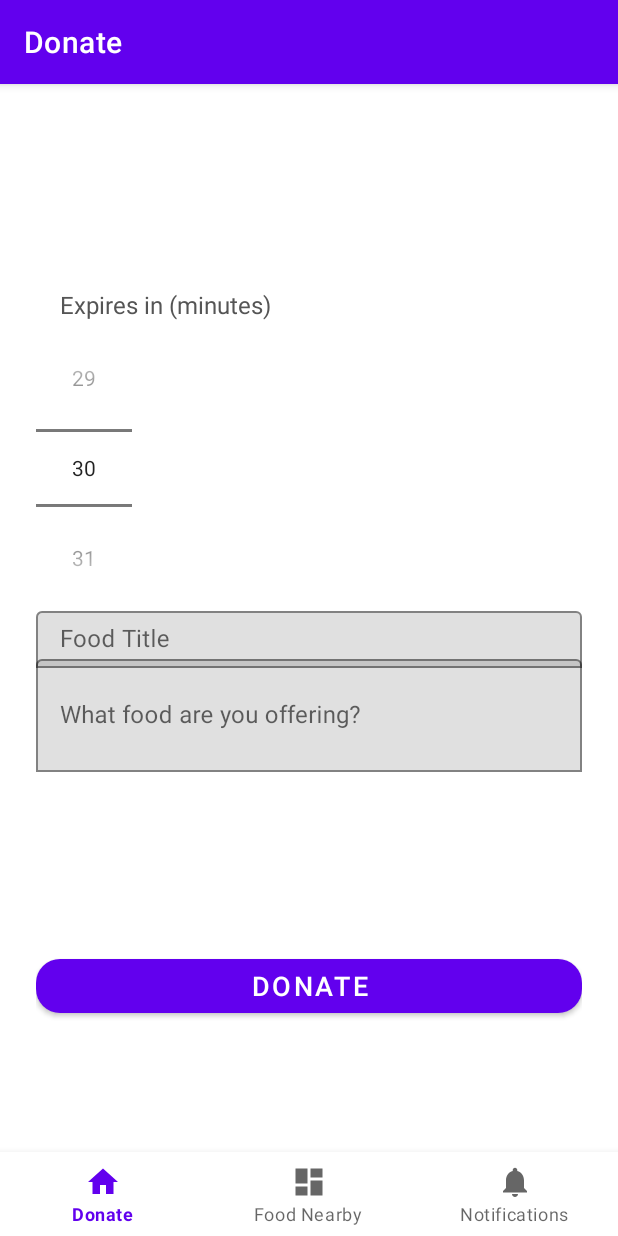
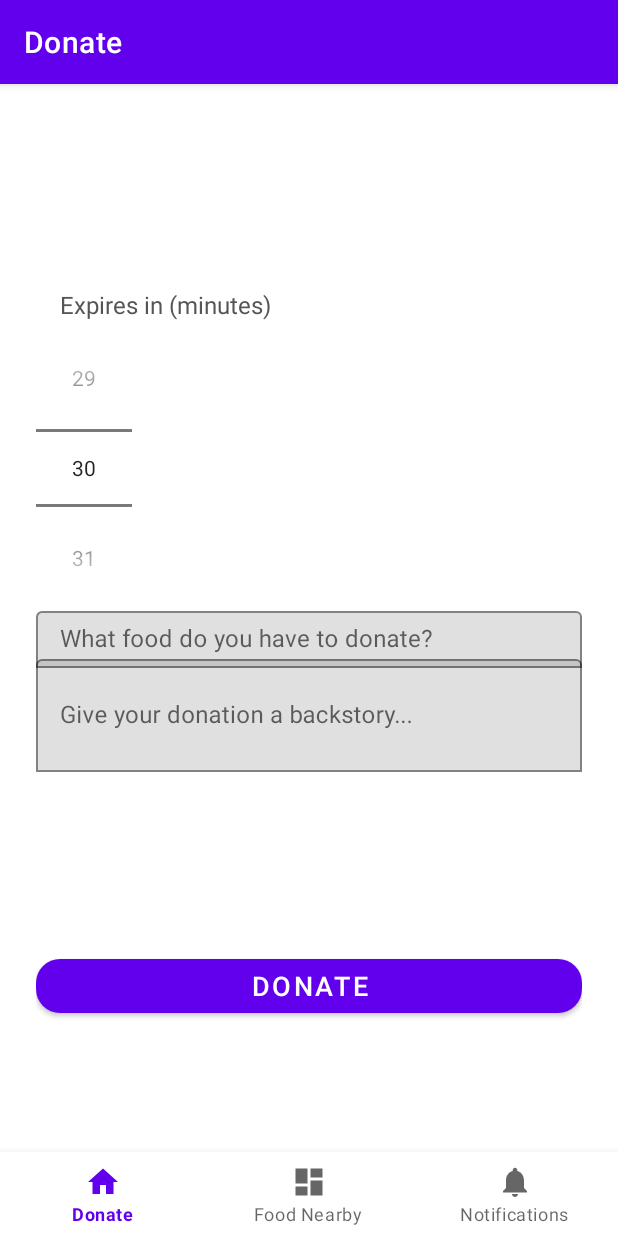
Before and after one commit to zaladmander/HACKATHON-Food-Rescue-Timer, an Android app: the screen it shows after launch (MainActivity), on a phone screen of 412 x 824 dp. Run offline under Robolectric (Android 15) with nearby library versions, the phone set to English and light mode, and no system bars; our stand-ins replace navigation-ui.

Commit message:
fixed app to at least be presentable (?)

```diff
--- a/app/src/main/res/layout/fragment_home.xml
+++ b/app/src/main/res/layout/fragment_home.xml
@@ -31,7 +31,7 @@
         android:id="@+id/inputTitleContainer"
         android:layout_width="0dp"
         android:layout_height="wrap_content"
-        android:hint="Food Title"
+        android:hint="What food do you have to donate?"
         app:boxBackgroundMode="outline"
         app:layout_constraintTop_toBottomOf="@id/numberPickerMinutes"
         app:layout_constraintStart_toStartOf="parent"
@@ -50,7 +50,7 @@
         android:layout_width="0dp"
         android:layout_height="wrap_content"
         android:layout_marginTop="32dp"
-        android:hint="What food are you offering?"
+        android:hint="Give your donation a backstory..."
         app:boxBackgroundMode="outline"
         app:layout_constraintTop_toBottomOf="@id/numberPickerMinutes"
         app:layout_constraintStart_toStartOf="parent"
```
